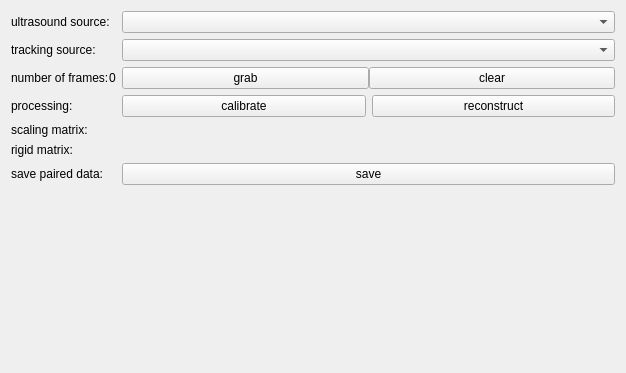
The window that MITK/Modules/USReconGui/Internal/niftkUSReconGUI.ui (NifTK/NifTK) describes before a commit, drawn with Qt 5.
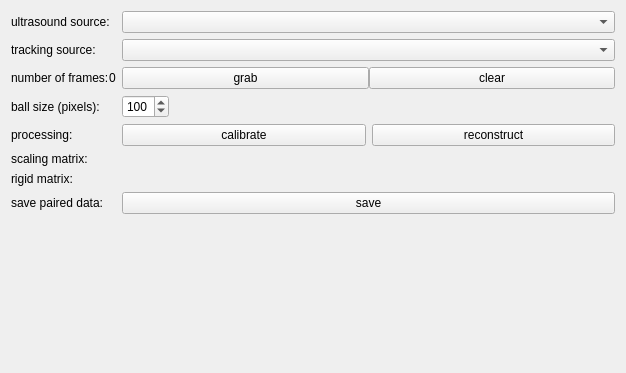
The same window after the commit. Custom widgets are drawn as their Qt base class.

Commit message: Added Ball Size input in USReconGUI and changed residual computing in calibration

Patch:
```diff
--- a/MITK/Modules/USReconGui/Internal/niftkUSReconGUI.ui
+++ b/MITK/Modules/USReconGui/Internal/niftkUSReconGUI.ui
@@ -13,9 +13,12 @@
   <property name="windowTitle">
    <string>Form</string>
   </property>
-  <layout class="QHBoxLayout" name="horizontalLayout_2">
+  <layout class="QVBoxLayout" name="verticalLayout">
    <item>
     <layout class="QFormLayout" name="formLayout">
+     <property name="fieldGrowthPolicy">
+      <enum>QFormLayout::AllNonFixedFieldsGrow</enum>
+     </property>
      <item row="0" column="0">
       <widget class="QLabel" name="m_ImageLabel">
        <property name="text">
@@ -79,13 +82,53 @@
       </layout>
      </item>
      <item row="3" column="0">
+      <widget class="QLabel" name="label">
+       <property name="text">
+        <string>ball size (pixels):</string>
+       </property>
+      </widget>
+     </item>
+     <item row="3" column="1">
+      <layout class="QHBoxLayout" name="horizontalLayout_2">
+       <item>
+        <widget class="QSpinBox" name="m_BallSize">
+         <property name="toolTip">
+          <string>Ball size in pixels</string>
+         </property>
+         <property name="minimum">
+          <number>1</number>
+         </property>
+         <property name="maximum">
+          <number>999</number>
+         </property>
+         <property name="value">
+          <number>100</number>
+         </property>
+        </widget>
+       </item>
+       <item>
+        <spacer name="horizontalSpacer">
+         <property name="orientation">
+          <enum>Qt::Horizontal</enum>
+         </property>
+         <property name="sizeHint" stdset="0">
+          <size>
+           <width>40</width>
+           <height>20</height>
+          </size>
+         </property>
+        </spacer>
+       </item>
+      </layout>
+     </item>
+     <item row="4" column="0">
       <widget class="QLabel" name="m_CalibrationLabel">
        <property name="text">
         <string>processing:</string>
        </property>
       </widget>
      </item>
-     <item row="3" column="1">
+     <item row="4" column="1">
       <layout class="QHBoxLayout" name="horizontalLayout">
        <item>
         <widget class="QPushButton" name="m_CalibrationRunPushButton">
@@ -103,34 +146,34 @@
        </item>
       </layout>
      </item>
-     <item row="4" column="0">
+     <item row="5" column="0">
       <widget class="QLabel" name="m_ScalingMatrixLabel">
        <property name="text">
         <string>scaling matrix:</string>
        </property>
       </widget>
      </item>
-     <item row="4" column="1">
+     <item row="5" column="1">
       <widget class="QmitkMatrixWidget" name="m_ScalingMatrix" native="true"/>
      </item>
-     <item row="5" column="0">
+     <item row="6" column="0">
       <widget class="QLabel" name="m_RigidMatrixLabel">
        <property name="text">
         <string>rigid matrix:</string>
        </property>
       </widget>
      </item>
-     <item row="5" column="1">
+     <item row="6" column="1">
       <widget class="QmitkMatrixWidget" name="m_RigidMatrix" native="true"/>
      </item>
-     <item row="6" column="0">
+     <item row="7" column="0">
       <widget class="QLabel" name="m_SaveMatchedDataLabel">
        <property name="text">
         <string>save paired data:</string>
        </property>
       </widget>
      </item>
-     <item row="6" column="1">
+     <item row="7" column="1">
       <widget class="QPushButton" name="m_SaveMatchedDataPushButton">
        <property name="text">
         <string>save</string>
```
The commit also changes 4 other files.
